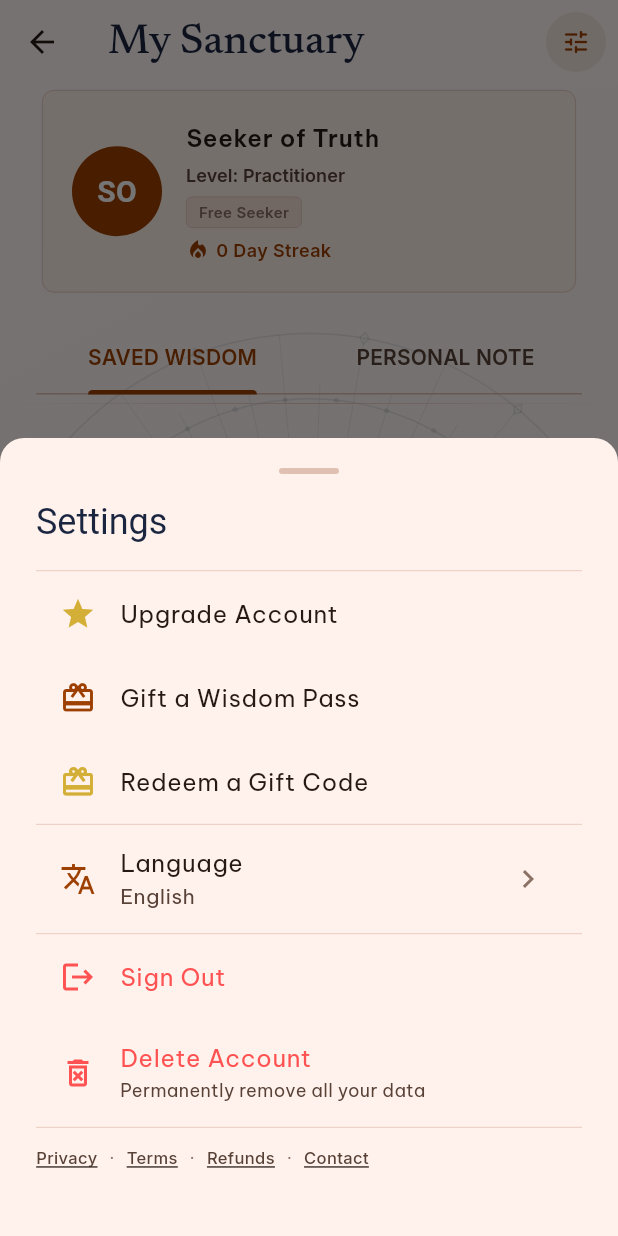
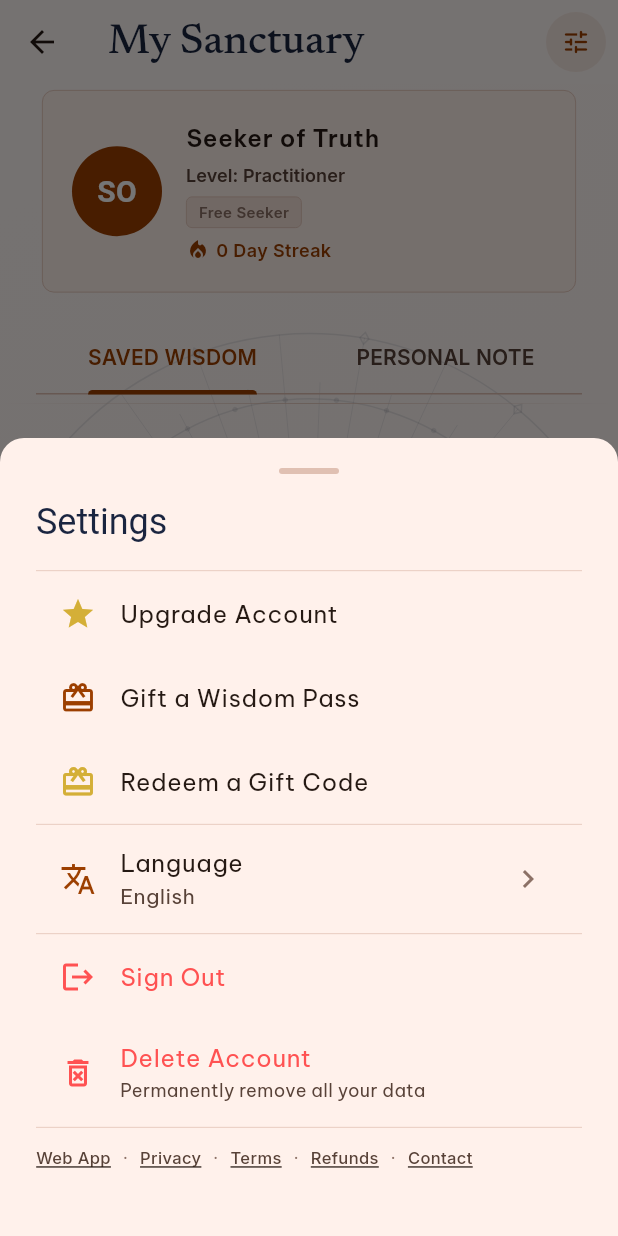
Before and after one commit to kdanalyticsai-repo/dharma-ai, a Flutter app: the ProfileScreen screen opened directly, after a tap on the "tune" icon, on a phone screen of 412 x 824 dp. Run offline on Flutter 3.47's test engine with Material 3 defaults, Android fonts, the phone set to English and light mode, and no system bars; our stand-ins replace app_links, firebase_analytics, firebase_core, flutter_riverpod, google_fonts, google_sign_in and 6 more; missing offline and left inert: dart:html, dart:js, dart:js_util, in_app_purchase_android; accounts and stored records are empty.

Commit message:
feat: add 'Web App' link to LegalFooter on all legal pages
Appears first in the footer row on Privacy, Terms, Refunds, and Contact
pages — routes back to dharma.kdaanalytics.com.

Co-Authored-By: Claude Sonnet 4.6 <noreply@anthropic.com>

```diff
--- a/lib/widgets/legal_footer.dart
+++ b/lib/widgets/legal_footer.dart
@@ -39,6 +39,8 @@ class LegalFooter extends StatelessWidget {
         spacing: 8,
         runSpacing: 4,
         children: [
+          link('Web App', ''),
+          dot(),
           link('Privacy', 'privacy.html'),
           dot(),
           link('Terms', 'terms.html'),
```
